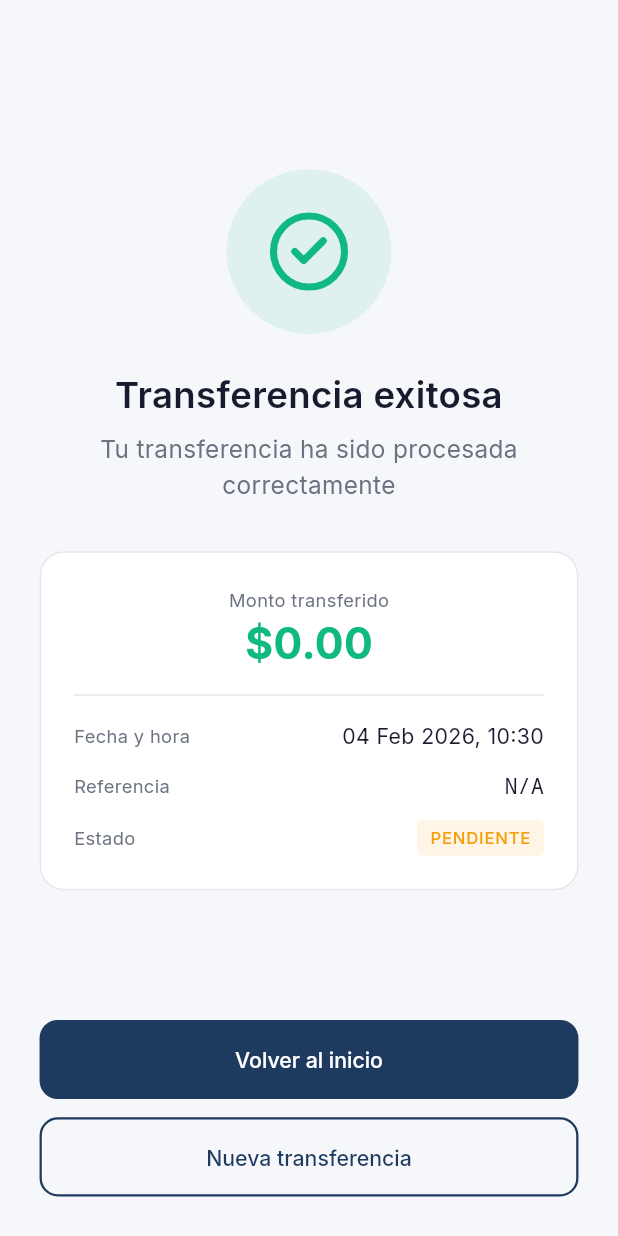
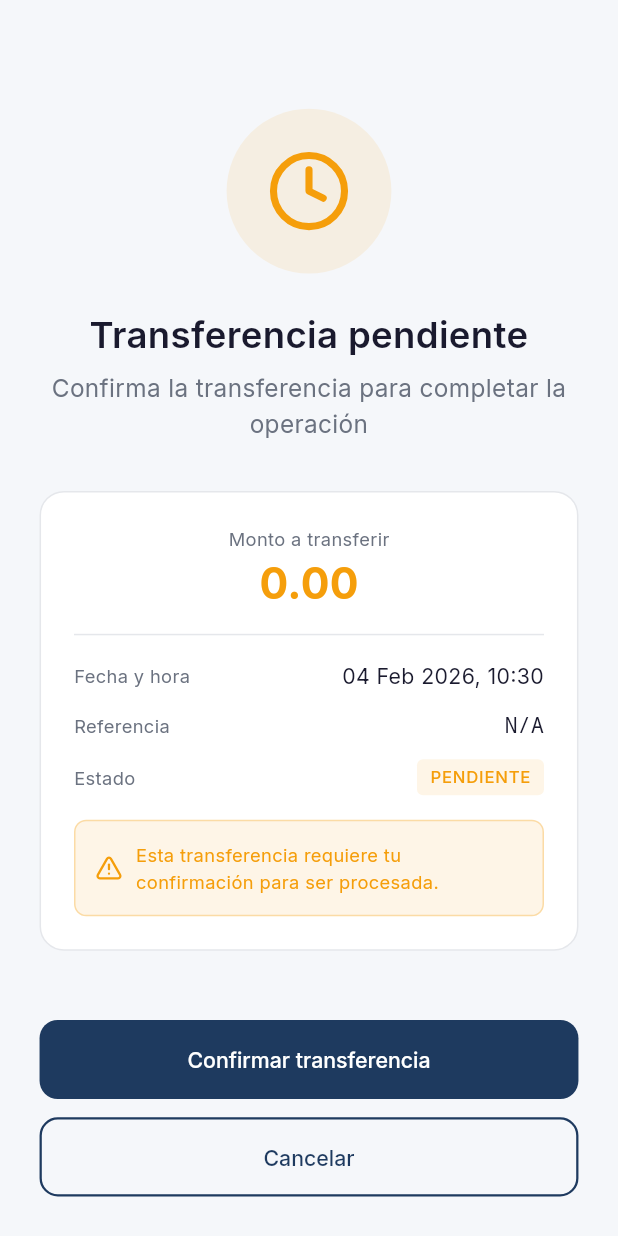
Before and after one commit to Coboy16/interligo, a Flutter app: the TransferConfirmationPage screen opened directly with empty values, on a phone screen of 412 x 824 dp. Run offline on Flutter 3.47's test engine with Material 3 defaults, Android fonts, the light colour scheme and no system bars; our stand-ins replace connectivity_plus, dartz, dio, drift, equatable, flutter_bloc and 10 more; accounts and stored records are empty; generated files the repository leaves out were written again.

Commit message:
feat(transfers): update data, domain and presentation

```diff
--- a/lib/features/transfers/domain/entities/beneficiary_entity.dart
+++ b/lib/features/transfers/domain/entities/beneficiary_entity.dart
@@ -2,20 +2,43 @@ import 'package:equatable/equatable.dart';
 
 class BeneficiaryEntity extends Equatable {
   final String id;
+  final String? userId;
   final String name;
   final String accountNumber;
+  final String bankName;
+  final String bankCode;
+  final String? alias;
+  final String? email;
 
   const BeneficiaryEntity({
     required this.id,
+    this.userId,
     required this.name,
     required this.accountNumber,
+    required this.bankName,
+    required this.bankCode,
+    this.alias,
+    this.email,
   });
 
   String get maskedAccountNumber {
     if (accountNumber.length < 4) return accountNumber;
+    // API already returns masked, but handle both cases
+    if (accountNumber.contains('*')) return accountNumber;
     return '****${accountNumber.substring(accountNumber.length - 4)}';
   }
 
+  String get displayName => alias ?? name;
+
   @override
-  List<Object?> get props => [id, name, accountNumber];
+  List<Object?> get props => [
+    id,
+    userId,
+    name,
+    accountNumber,
+    bankName,
+    bankCode,
+    alias,
+    email,
+  ];
 }
--- a/lib/features/transfers/domain/entities/transfer_entity.dart
+++ b/lib/features/transfers/domain/entities/transfer_entity.dart
@@ -1,53 +1,74 @@
 import 'package:equatable/equatable.dart';
 
-enum TransferStatus { pending, completed, failed }
+enum TransferStatus { pending, completed, failed, cancelled }
 
 class TransferEntity extends Equatable {
   final String id;
+  final String? userId;
+  final String fromAccountId;
   final String beneficiaryId;
-  final String sourceAccountId;
   final double amount;
+  final String currency;
+  final String? description;
   final TransferStatus status;
-  final DateTime? timestamp;
+  final DateTime createdAt;
+  final DateTime? confirmedAt;
 
   const TransferEntity({
     required this.id,
+    this.userId,
+    required this.fromAccountId,
     required this.beneficiaryId,
-    required this.sourceAccountId,
     required this.amount,
+    required this.currency,
+    this.description,
     required this.status,
-    this.timestamp,
+    required this.createdAt,
+    this.confirmedAt,
   });
 
   bool get isPending => status == TransferStatus.pending;
   bool get isCompleted => status == TransferStatus.completed;
   bool get isFailed => status == TransferStatus.failed;
+  bool get isCancelled => status == TransferStatus.cancelled;
 
   TransferEntity copyWith({
     String? id,
+    String? userId,
+    String? fromAccountId,
     String? beneficiaryId,
-    String? sourceAccountId,
     double? amount,
+    String? currency,
+    String? description,
     TransferStatus? status,
-    DateTime? timestamp,
+    DateTime? createdAt,
+    DateTime? confirmedAt,
   }) {
     return TransferEntity(
       id: id ?? this.id,
+      userId: userId ?? this.userId,
+      fromAccountId: fromAccountId ?? this.fromAccountId,
       beneficiaryId: beneficiaryId ?? this.beneficiaryId,
-      sourceAccountId: sourceAccountId ?? this.sourceAccountId,
       amount: amount ?? this.amount,
+      currency: currency ?? this.currency,
+      description: description ?? this.description,
       status: status ?? this.status,
-      timestamp: timestamp ?? this.timestamp,
+      createdAt: createdAt ?? this.createdAt,
+      confirmedAt: confirmedAt ?? this.confirmedAt,
     );
   }
 
   @override
   List<Object?> get props => [
     id,
+    userId,
+    fromAccountId,
     beneficiaryId,
-    sourceAccountId,
     amount,
+    currency,
+    description,
     status,
-    timestamp,
+    createdAt,
+    confirmedAt,
   ];
 }
--- a/lib/features/transfers/domain/repositories/transfers_repository.dart
+++ b/lib/features/transfers/domain/repositories/transfers_repository.dart
@@ -7,9 +7,12 @@ import '../entities/transfer_entity.dart';
 abstract class TransfersRepository {
   Future<Either<Failure, List<BeneficiaryEntity>>> getBeneficiaries();
   Future<Either<Failure, TransferEntity>> createTransfer({
+    required String fromAccountId,
     required String beneficiaryId,
-    required String sourceAccountId,
     required double amount,
+    required String currency,
+    String? description,
   });
   Future<Either<Failure, TransferEntity>> confirmTransfer(String transferId);
+  Future<Either<Failure, List<TransferEntity>>> getTransfers();
 }
--- a/lib/features/transfers/presentation/bloc/transfers_bloc.dart
+++ b/lib/features/transfers/presentation/bloc/transfers_bloc.dart
@@ -43,9 +43,11 @@ class TransfersBloc extends Bloc<TransfersEvent, TransfersState> {
     emit(const TransferCreating());
 
     final result = await createTransferUseCase(
+      fromAccountId: event.fromAccountId,
       beneficiaryId: event.beneficiaryId,
-      sourceAccountId: event.sourceAccountId,
       amount: event.amount,
+      currency: event.currency,
+      description: event.description,
     );
 
     result.fold(
--- a/lib/features/transfers/presentation/bloc/transfers_event.dart
+++ b/lib/features/transfers/presentation/bloc/transfers_event.dart
@@ -12,18 +12,28 @@ class BeneficiariesLoadRequested extends TransfersEvent {
 }
 
 class CreateTransferRequested extends TransfersEvent {
+  final String fromAccountId;
   final String beneficiaryId;
-  final String sourceAccountId;
   final double amount;
+  final String currency;
+  final String? description;
 
   const CreateTransferRequested({
+    required this.fromAccountId,
     required this.beneficiaryId,
-    required this.sourceAccountId,
     required this.amount,
+    required this.currency,
+    this.description,
   });
 
   @override
-  List<Object?> get props => [beneficiaryId, sourceAccountId, amount];
+  List<Object?> get props => [
+    fromAccountId,
+    beneficiaryId,
+    amount,
+    currency,
+    description,
+  ];
 }
 
 class ConfirmTransferRequested extends TransfersEvent {
--- a/lib/features/transfers/presentation/pages/transfer_amount_page.dart
+++ b/lib/features/transfers/presentation/pages/transfer_amount_page.dart
@@ -61,10 +61,12 @@ class _TransferAmountPageState extends State<TransferAmountPage> {
       // Create a temporary transfer entity for review
       final transfer = TransferEntity(
         id: '', // Will be assigned by backend
+        fromAccountId: widget.sourceAccount.id,
         beneficiaryId: widget.beneficiary.id,
-        sourceAccountId: widget.sourceAccount.id,
         amount: amount,
+        currency: widget.sourceAccount.currency,
         status: TransferStatus.pending,
+        createdAt: DateTime.now(),
       );
 
       context.push(
--- a/lib/features/transfers/presentation/pages/transfer_confirmation_page.dart
+++ b/lib/features/transfers/presentation/pages/transfer_confirmation_page.dart
@@ -1,4 +1,5 @@
 import 'package:flutter/material.dart';
+import 'package:flutter_bloc/flutter_bloc.dart';
 import 'package:flutter_screenutil/flutter_screenutil.dart';
 import 'package:go_router/go_router.dart';
 import 'package:lucide_icons_flutter/lucide_icons.dart';
@@ -6,48 +7,80 @@ import 'package:lucide_icons_flutter/lucide_icons.dart';
 import '../../../../core/router/route_names.dart';
 import '../../../../core/theme/app_colors.dart';
 import '../../../../core/theme/app_typography.dart';
+import '../../../../core/utils/extensions.dart';
 import '../../../../core/utils/formatters.dart';
 import '../../../shared/presentation/widgets/widgets.dart';
 import '../../domain/entities/transfer_entity.dart';
+import '../bloc/bloc.dart';
 
-class TransferConfirmationPage extends StatelessWidget {
+class TransferConfirmationPage extends StatefulWidget {
   final TransferEntity transfer;
 
   const TransferConfirmationPage({super.key, required this.transfer});
 
   @override
+  State<TransferConfirmationPage> createState() =>
+      _TransferConfirmationPageState();
+}
+
+class _TransferConfirmationPageState extends State<TransferConfirmationPage> {
+  late TransferEntity _transfer;
+
+  @override
+  void initState() {
+    super.initState();
+    _transfer = widget.transfer;
+  }
+
+  void _onConfirmTransfer() {
+    context.read<TransfersBloc>().add(ConfirmTransferRequested(_transfer.id));
+  }
+
+  void _startNewTransfer(BuildContext context) {
+    final router = GoRouter.of(context);
+    router.go(RoutePaths.dashboard);
+    Future.delayed(const Duration(milliseconds: 100), () {
+      if (!mounted) return;
+      router.push(RoutePaths.selectBeneficiary);
+    });
+  }
+
+  @override
   Widget build(BuildContext context) {
-    final isSuccess = transfer.isCompleted || transfer.isPending;
-
-    return Scaffold(
+    return BlocListener<TransfersBloc, TransfersState>(
+      listener: (context, state) {
+        if (state is TransferConfirmed) {
+          setState(() {
+            _transfer = state.transfer;
+          });
+        } else if (state is TransferError) {
+          context.showSnackBar(state.message, isError: true);
+        }
+      },
+      child: Scaffold(
         body: SafeArea(
           child: Padding(
             padding: EdgeInsets.all(24.w),
-          child: Column(
+            child: BlocBuilder<TransfersBloc, TransfersState>(
+              builder: (context, state) {
+                final isConfirming = state is TransferConfirming;
+                final isPending = _transfer.isPending;
+                final isCompleted = _transfer.isCompleted;
+                final isFailed =
+                    _transfer.status == TransferStatus.failed ||
+                    _transfer.status == TransferStatus.cancelled;
+
+                return Column(
                   mainAxisAlignment: MainAxisAlignment.center,
                   children: [
                     const Spacer(),
-              // Success/Error Icon
-              Container(
-                width: 100.w,
-                height: 100.w,
-                decoration: BoxDecoration(
-                  color: isSuccess
-                      ? AppColors.success.withValues(alpha: 0.1)
-                      : AppColors.error.withValues(alpha: 0.1),
-                  shape: BoxShape.circle,
-                ),
-                child: Icon(
-                  isSuccess ? LucideIcons.circleCheck : LucideIcons.circleX,
-                  size: 56.sp,
-                  color: isSuccess ? AppColors.success : AppColors.error,
-                ),
-              ),
+                    // Icon
+                    _buildStatusIcon(isPending, isCompleted),
                     SizedBox(height: 24.h),
 
                     // Title
                     Text(
-                isSuccess ? 'Transferencia exitosa' : 'Transferencia fallida',
+                      _getTitle(isPending, isCompleted),
                       style: AppTypography.headlineLarge.copyWith(
                         color: AppColors.textPrimary,
                       ),
@@ -57,9 +90,7 @@ class TransferConfirmationPage extends StatelessWidget {
 
                     // Subtitle
                     Text(
-                isSuccess
-                    ? 'Tu transferencia ha sido procesada correctamente'
-                    : 'Hubo un error al procesar tu transferencia',
+                      _getSubtitle(isPending, isCompleted),
                       style: AppTypography.bodyLarge.copyWith(
                         color: AppColors.textSecondary,
                       ),
@@ -67,8 +98,107 @@ class TransferConfirmationPage extends StatelessWidget {
                     ),
                     SizedBox(height: 32.h),
 
-              // Transfer details
-              Container(
+                    // Transfer details card
+                    _buildTransferDetailsCard(isPending, isCompleted, isFailed),
+                    const Spacer(),
+
+                    // Buttons
+                    if (isPending) ...[
+                      // Pending state - show confirm button
+                      AppButton(
+                        text: 'Confirmar transferencia',
+                        isLoading: isConfirming,
+                        onPressed: _onConfirmTransfer,
+                      ),
+                      SizedBox(height: 12.h),
+                      AppButton(
+                        text: 'Cancelar',
+                        variant: AppButtonVariant.outlined,
+                        onPressed:
+                            isConfirming
+                                ? null
+                                : () => context.go(RoutePaths.dashboard),
+                      ),
+                    ] else ...[
+                      // Completed/Failed state - show navigation buttons
+                      AppButton(
+                        text: 'Volver al inicio',
+                        onPressed: () => context.go(RoutePaths.dashboard),
+                      ),
+                      SizedBox(height: 12.h),
+                      AppButton(
+                        text: 'Nueva transferencia',
+                        variant: AppButtonVariant.outlined,
+                        onPressed: () => _startNewTransfer(context),
+                      ),
+                    ],
+                  ],
+                );
+              },
+            ),
+          ),
+        ),
+      ),
+    );
+  }
+
+  Widget _buildStatusIcon(bool isPending, bool isCompleted) {
+    Color color;
+    IconData icon;
+
+    if (isPending) {
+      color = AppColors.warning;
+      icon = LucideIcons.clock;
+    } else if (isCompleted) {
+      color = AppColors.success;
+      icon = LucideIcons.circleCheck;
+    } else {
+      color = AppColors.error;
+      icon = LucideIcons.circleX;
+    }
+
+    return Container(
+      width: 100.w,
+      height: 100.w,
+      decoration: BoxDecoration(
+        color: color.withValues(alpha: 0.1),
+        shape: BoxShape.circle,
+      ),
+      child: Icon(icon, size: 56.sp, color: color),
+    );
+  }
+
+  String _getTitle(bool isPending, bool isCompleted) {
+    if (isPending) return 'Transferencia pendiente';
+    if (isCompleted) return 'Transferencia exitosa';
+    return 'Transferencia fallida';
+  }
+
+  String _getSubtitle(bool isPending, bool isCompleted) {
+    if (isPending) {
+      return 'Confirma la transferencia para completar la operación';
+    }
+    if (isCompleted) {
+      return 'Tu transferencia ha sido procesada correctamente';
+    }
+    return 'Hubo un error al procesar tu transferencia';
+  }
+
+  Widget _buildTransferDetailsCard(
+    bool isPending,
+    bool isCompleted,
+    bool isFailed,
+  ) {
+    Color amountColor;
+    if (isPending) {
+      amountColor = AppColors.warning;
+    } else if (isCompleted) {
+      amountColor = AppColors.success;
+    } else {
+      amountColor = AppColors.error;
+    }
+
+    return Container(
       width: double.infinity,
       padding: EdgeInsets.all(20.w),
       decoration: BoxDecoration(
@@ -79,61 +209,90 @@ class TransferConfirmationPage extends StatelessWidget {
       child: Column(
         children: [
           Text(
-                      'Monto transferido',
+            isPending ? 'Monto a transferir' : 'Monto transferido',
             style: AppTypography.bodySmall.copyWith(
               color: AppColors.textSecondary,
             ),
           ),
           SizedBox(height: 4.h),
           Text(
-                      Formatters.currency(transfer.amount),
-                      style: AppTypography.displayMedium.copyWith(
-                        color: isSuccess ? AppColors.success : AppColors.error,
+            Formatters.currency(_transfer.amount, currency: _transfer.currency),
+            style: AppTypography.displayMedium.copyWith(color: amountColor),
           ),
-                    ),
-                    if (transfer.timestamp != null) ...[
           SizedBox(height: 16.h),
           Divider(color: AppColors.divider),
           SizedBox(height: 16.h),
-                      Row(
+          _buildDetailRow(
+            'Fecha y hora',
+            Formatters.dateTime(_transfer.confirmedAt ?? _transfer.createdAt),
+          ),
+          SizedBox(height: 12.h),
+          _buildDetailRow(
+            'Referencia',
+            _transfer.id.isNotEmpty ? _transfer.id : 'N/A',
+            isMono: true,
+          ),
+          SizedBox(height: 12.h),
+          _buildStatusRow(),
+          if (isPending) ...[
+            SizedBox(height: 16.h),
+            Container(
+              padding: EdgeInsets.all(12.w),
+              decoration: BoxDecoration(
+                color: AppColors.warning.withValues(alpha: 0.1),
+                borderRadius: BorderRadius.circular(8.r),
+                border: Border.all(
+                  color: AppColors.warning.withValues(alpha: 0.3),
+                ),
+              ),
+              child: Row(
+                children: [
+                  Icon(
+                    LucideIcons.triangleAlert,
+                    size: 18.sp,
+                    color: AppColors.warning,
+                  ),
+                  SizedBox(width: 8.w),
+                  Expanded(
+                    child: Text(
+                      'Esta transferencia requiere tu confirmación para ser procesada.',
+                      style: AppTypography.bodySmall.copyWith(
+                        color: AppColors.warning,
+                      ),
+                    ),
+                  ),
+                ],
+              ),
+            ),
+          ],
+        ],
+      ),
+    );
+  }
+
+  Widget _buildDetailRow(String label, String value, {bool isMono = false}) {
+    return Row(
       mainAxisAlignment: MainAxisAlignment.spaceBetween,
       children: [
         Text(
-                            'Fecha y hora',
+          label,
           style: AppTypography.bodySmall.copyWith(
             color: AppColors.textSecondary,
           ),
         ),
         Text(
-                            Formatters.dateTime(transfer.timestamp!),
+          value,
           style: AppTypography.bodyMedium.copyWith(
             color: AppColors.textPrimary,
+            fontFamily: isMono ? 'monospace' : null,
           ),
         ),
       ],
-                      ),
-                    ],
-                    SizedBox(height: 12.h),
-                    Row(
-                      mainAxisAlignment: MainAxisAlignment.spaceBetween,
-                      children: [
-                        Text(
-                          'Referencia',
-                          style: AppTypography.bodySmall.copyWith(
-                            color: AppColors.textSecondary,
-                          ),
-                        ),
-                        Text(
-                          transfer.id.isNotEmpty ? transfer.id : 'N/A',
-                          style: AppTypography.bodyMedium.copyWith(
-                            color: AppColors.textPrimary,
-                            fontFamily: 'monospace',
-                          ),
-                        ),
-                      ],
-                    ),
-                    SizedBox(height: 12.h),
-                    Row(
+    );
+  }
+
+  Widget _buildStatusRow() {
+    return Row(
       mainAxisAlignment: MainAxisAlignment.spaceBetween,
       children: [
         Text(
@@ -143,51 +302,19 @@ class TransferConfirmationPage extends StatelessWidget {
           ),
         ),
         Container(
-                          padding: EdgeInsets.symmetric(
-                            horizontal: 8.w,
-                            vertical: 4.h,
-                          ),
+          padding: EdgeInsets.symmetric(horizontal: 8.w, vertical: 4.h),
           decoration: BoxDecoration(
-                            color: _getStatusColor(
-                              transfer.status,
-                            ).withValues(alpha: 0.1),
+            color: _getStatusColor(_transfer.status).withValues(alpha: 0.1),
             borderRadius: BorderRadius.circular(4.r),
           ),
           child: Text(
-                            _getStatusText(transfer.status),
+            _getStatusText(_transfer.status),
             style: AppTypography.labelSmall.copyWith(
-                              color: _getStatusColor(transfer.status),
+              color: _getStatusColor(_transfer.status),
             ),
           ),
         ),
       ],
-                    ),
-                  ],
-                ),
-              ),
-              const Spacer(),
-
-              // Buttons
-              AppButton(
-                text: 'Volver al inicio',
-                onPressed: () => context.go(RoutePaths.dashboard),
-              ),
-              SizedBox(height: 12.h),
-              AppButton(
-                text: 'Nueva transferencia',
-                variant: AppButtonVariant.outlined,
-                onPressed: () {
-                  context.go(RoutePaths.dashboard);
-                  // Small delay to allow navigation to complete
-                  Future.delayed(const Duration(milliseconds: 100), () {
-                    context.push(RoutePaths.selectBeneficiary);
-                  });
-                },
-              ),
-            ],
-          ),
-        ),
-      ),
     );
   }
 
@@ -198,6 +325,7 @@ class TransferConfirmationPage extends StatelessWidget {
       case TransferStatus.pending:
         return AppColors.warning;
       case TransferStatus.failed:
+      case TransferStatus.cancelled:
         return AppColors.error;
     }
   }
@@ -210,6 +338,8 @@ class TransferConfirmationPage extends StatelessWidget {
         return 'PENDIENTE';
       case TransferStatus.failed:
         return 'FALLIDO';
+      case TransferStatus.cancelled:
+        return 'CANCELADO';
     }
   }
 }
--- a/lib/features/transfers/presentation/pages/transfer_review_page.dart
+++ b/lib/features/transfers/presentation/pages/transfer_review_page.dart
@@ -247,9 +247,11 @@ class TransferReviewPage extends StatelessWidget {
   void _onConfirm(BuildContext context) {
     context.read<TransfersBloc>().add(
       CreateTransferRequested(
+        fromAccountId: sourceAccount.id,
         beneficiaryId: beneficiary.id,
-        sourceAccountId: sourceAccount.id,
         amount: transfer.amount,
+        currency: sourceAccount.currency,
+        description: transfer.description,
       ),
     );
   }
```
Also changed, not shown: lib/features/transfers/data/datasources/transfers_remote_datasource.dart (+90 -12 lines), lib/features/transfers/data/models/beneficiary_model.dart (+25 -1 lines), lib/features/transfers/data/models/transfer_model.dart (+29 -11 lines), lib/features/transfers/data/repositories/transfers_repository_impl.dart (+22 -2 lines), lib/features/transfers/domain/usecases/create_transfer_usecase.dart (+6 -2 lines). Lines whose indentation alone changed are shown as unchanged.
